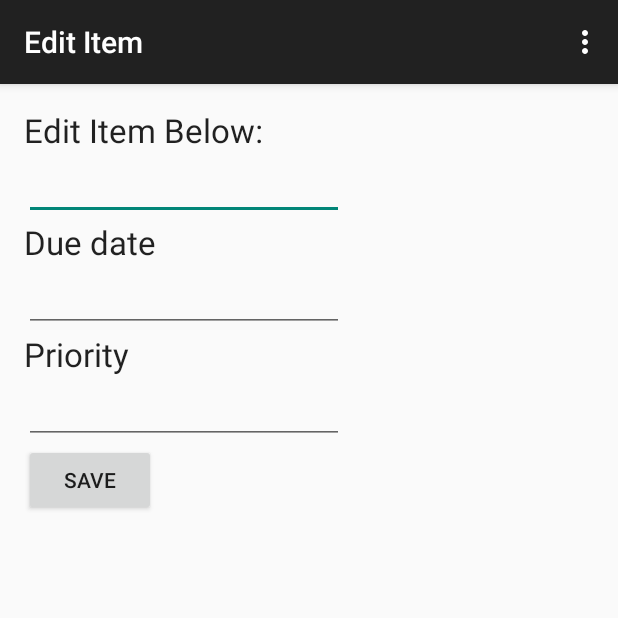
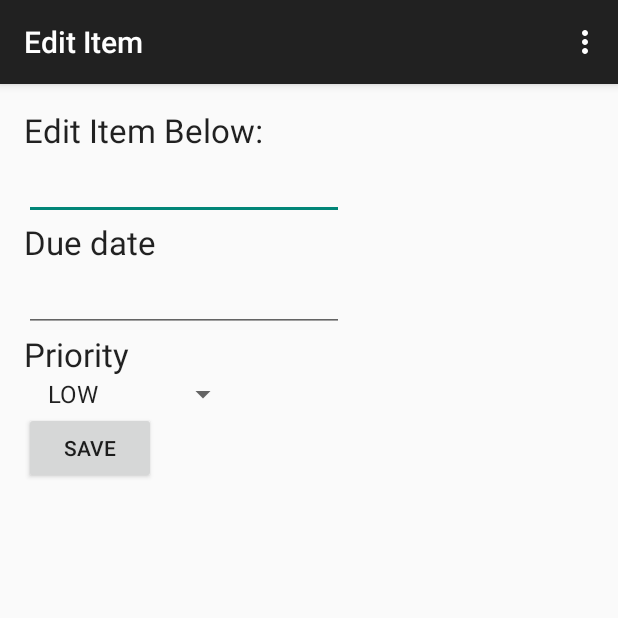
Before and after one commit to aotarola/todo-plus, an Android app: the EditItemActivity screen opened directly, with no data from a screen before it, on a phone screen of 412 x 824 dp, the top half of it. Run offline under Robolectric (Android 15) with nearby library versions, the phone set to English and light mode, and no system bars; libraries missing offline, so code that uses them is left out: com.orm; 1 statement that could not run was skipped.

Commit message:
Priority option is now a spinner

```diff
--- a/app/src/main/java/com/example/aotarolaalvarad/todoapp/EditItemActivity.java
+++ b/app/src/main/java/com/example/aotarolaalvarad/todoapp/EditItemActivity.java
@@ -6,14 +6,17 @@ import android.os.Bundle;
 import android.view.Menu;
 import android.view.MenuItem;
 import android.view.View;
+import android.widget.ArrayAdapter;
 import android.widget.EditText;
+import android.widget.Spinner;
 
 public class EditItemActivity extends AppCompatActivity {
 
     EditText etEditItemText;
     EditText etEditDueDateText;
-    EditText etEditPriorityText;
     Integer oldItemPosition;
+    ArrayAdapter<TodoItem.Priority> priorityAdapter;
+    Spinner spPriority;
 
 
     @Override
@@ -26,16 +29,22 @@ public class EditItemActivity extends AppCompatActivity {
     protected void setTextBoxes(){
         etEditItemText =  (EditText) findViewById(R.id.etEditItemText);
         etEditDueDateText =  (EditText) findViewById(R.id.etEditDueDateText);
-        etEditPriorityText =  (EditText) findViewById(R.id.etEditPriorityText);
+        spPriority = (Spinner) findViewById(R.id.spinner);
+
+        priorityAdapter = new ArrayAdapter<TodoItem.Priority>(this,
+                android.R.layout.simple_list_item_1, TodoItem.Priority.values());
+
+        spPriority.setAdapter(priorityAdapter);
 
         String oldItemText = getIntent().getStringExtra("oldItemText");
         String oldDueDateText = getIntent().getStringExtra("oldDueDateText");
-        String oldPriorityText = getIntent().getStringExtra("oldPriorityText");
+        TodoItem.Priority oldPriority = (TodoItem.Priority)getIntent().getSerializableExtra("oldPriorityText");
+
+        spPriority.setSelection(priorityAdapter.getPosition(oldPriority));
 
         oldItemPosition = getIntent().getIntExtra("oldItemPosition",0);
         etEditItemText.setText(oldItemText);
         etEditDueDateText.setText(oldDueDateText);
-        etEditPriorityText.setText(oldPriorityText);
         etEditItemText.setSelection(oldItemText.length());
     }
 
@@ -63,9 +72,10 @@ public class EditItemActivity extends AppCompatActivity {
 
     public void onSubmit(View v) {
         Intent data = new Intent();
+
         data.putExtra("updatedItemText", etEditItemText.getText().toString());
         data.putExtra("updatedDueDateText", etEditDueDateText.getText().toString());
-        data.putExtra("updatedPriorityText", etEditPriorityText.getText().toString());
+        data.putExtra("updatedPriorityText", ((TodoItem.Priority)spPriority.getSelectedItem()));
         data.putExtra("itemPosition",oldItemPosition);
         setResult(RESULT_OK, data); // set result code and bundle data for response
         finish();
--- a/app/src/main/java/com/example/aotarolaalvarad/todoapp/MainActivity.java
+++ b/app/src/main/java/com/example/aotarolaalvarad/todoapp/MainActivity.java
@@ -52,7 +52,7 @@ public class MainActivity extends AppCompatActivity {
 
                 myIntent.putExtra("oldItemText", selectedTodoItem.getTitle() );
                 myIntent.putExtra("oldDueDateText", format.format(selectedTodoItem.getDueDate()));
-                myIntent.putExtra("oldPriorityText", selectedTodoItem.getPriority().toString() );
+                myIntent.putExtra("oldPriorityText", selectedTodoItem.getPriority());
                 myIntent.putExtra("oldItemPosition", position);
                 startActivityForResult(myIntent, REQUEST_CODE);
             }
@@ -72,7 +72,7 @@ public class MainActivity extends AppCompatActivity {
 
             String updatedItemText = data.getStringExtra("updatedItemText");
             String updatedDueDateText = data.getStringExtra("updatedDueDateText");
-            String updatedPriorityText = data.getStringExtra("updatedPriorityText");
+            TodoItem.Priority updatedPriorityText = (TodoItem.Priority)data.getSerializableExtra("updatedPriorityText");
 
             Date myDate = null;
             try {
@@ -80,7 +80,6 @@ public class MainActivity extends AppCompatActivity {
             } catch (ParseException e) {
                 e.printStackTrace();
             }
-
 
             TodoItem selectedItem = todoItems.get(position);
 
--- a/app/src/main/java/com/example/aotarolaalvarad/todoapp/TodoItem.java
+++ b/app/src/main/java/com/example/aotarolaalvarad/todoapp/TodoItem.java
@@ -51,8 +51,8 @@ public class TodoItem extends SugarRecord{
         return priority;
     }
 
-    public void setPriority(String priority) {
-        this.priority = Priority.valueOf(priority);
+    public void setPriority(Priority priority) {
+        this.priority = priority;
     }
 
     public Date getDueDate() {
--- a/app/src/main/res/layout/activity_edit_item.xml
+++ b/app/src/main/res/layout/activity_edit_item.xml
@@ -58,12 +58,11 @@
         android:layout_alignParentLeft="true"
         android:layout_alignParentStart="true" />
 
-    <EditText
+
+    <Spinner
         android:layout_width="wrap_content"
         android:layout_height="wrap_content"
-        android:inputType="textMultiLine"
-        android:ems="10"
-        android:id="@+id/etEditPriorityText"
+        android:id="@+id/spinner"
         android:layout_below="@+id/textView2"
         android:layout_alignParentLeft="true"
         android:layout_alignParentStart="true" />
@@ -74,8 +73,8 @@
         android:text="@string/save"
         android:onClick="onSubmit"
         android:id="@+id/btnUpdateItem"
-        android:layout_centerVertical="true"
-        android:layout_alignLeft="@+id/etEditPriorityText"
-        android:layout_below="@+id/etEditPriorityText"/>
+        android:layout_below="@+id/spinner"
+        android:layout_alignParentLeft="true"
+        android:layout_alignParentStart="true" />
 
 </RelativeLayout>
```
